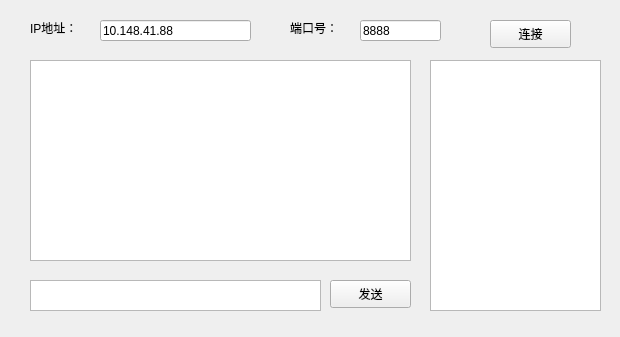
Before: the Qt Designer form music_box/chat.ui in Undermoon1412/Box_of_music, drawn with Qt 5.
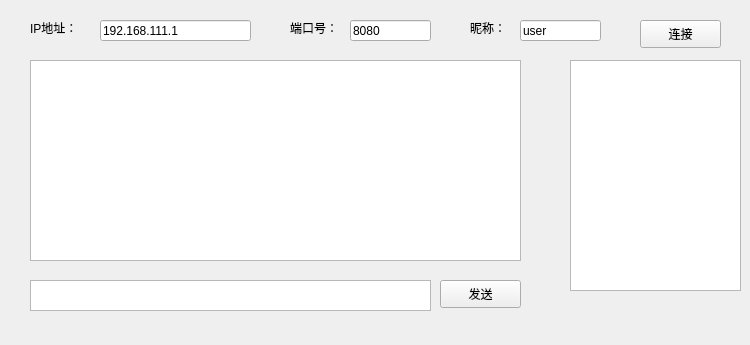
After: the same form once the commit is applied.

What changed in the file:
```diff
--- a/music_box/chat.ui
+++ b/music_box/chat.ui
@@ -6,8 +6,8 @@
    <rect>
     <x>0</x>
     <y>0</y>
-    <width>620</width>
-    <height>337</height>
+    <width>750</width>
+    <height>345</height>
    </rect>
   </property>
   <property name="windowTitle">
@@ -16,14 +16,14 @@
   <widget class="QLineEdit" name="leport">
    <property name="geometry">
     <rect>
-     <x>360</x>
+     <x>350</x>
      <y>20</y>
      <width>81</width>
      <height>21</height>
     </rect>
    </property>
    <property name="text">
-    <string>8888</string>
+    <string>8080</string>
    </property>
   </widget>
   <widget class="QLabel" name="label_2">
@@ -44,7 +44,7 @@
     <rect>
      <x>30</x>
      <y>280</y>
-     <width>291</width>
+     <width>401</width>
      <height>31</height>
     </rect>
    </property>
@@ -52,7 +52,7 @@
   <widget class="QPushButton" name="sendBtn">
    <property name="geometry">
     <rect>
-     <x>330</x>
+     <x>440</x>
      <y>280</y>
      <width>81</width>
      <height>28</height>
@@ -65,7 +65,7 @@
   <widget class="QPushButton" name="connectBtn">
    <property name="geometry">
     <rect>
-     <x>490</x>
+     <x>640</x>
      <y>20</y>
      <width>81</width>
      <height>28</height>
@@ -85,16 +85,16 @@
     </rect>
    </property>
    <property name="text">
-    <string>10.148.41.88</string>
+    <string>192.168.111.1</string>
    </property>
   </widget>
   <widget class="QTableWidget" name="tableWidget">
    <property name="geometry">
     <rect>
-     <x>430</x>
+     <x>570</x>
      <y>60</y>
      <width>171</width>
-     <height>251</height>
+     <height>231</height>
     </rect>
    </property>
   </widget>
@@ -103,7 +103,7 @@
     <rect>
      <x>30</x>
      <y>60</y>
-     <width>381</width>
+     <width>491</width>
      <height>201</height>
     </rect>
    </property>
@@ -121,6 +121,32 @@
     <string>端口号：</string>
    </property>
   </widget>
+  <widget class="QLabel" name="label_3">
+   <property name="geometry">
+    <rect>
+     <x>470</x>
+     <y>20</y>
+     <width>72</width>
+     <height>15</height>
+    </rect>
+   </property>
+   <property name="text">
+    <string>昵称：</string>
+   </property>
+  </widget>
+  <widget class="QLineEdit" name="leport_2">
+   <property name="geometry">
+    <rect>
+     <x>520</x>
+     <y>20</y>
+     <width>81</width>
+     <height>21</height>
+    </rect>
+   </property>
+   <property name="text">
+    <string>user</string>
+   </property>
+  </widget>
  </widget>
  <resources/>
  <connections/>
```
